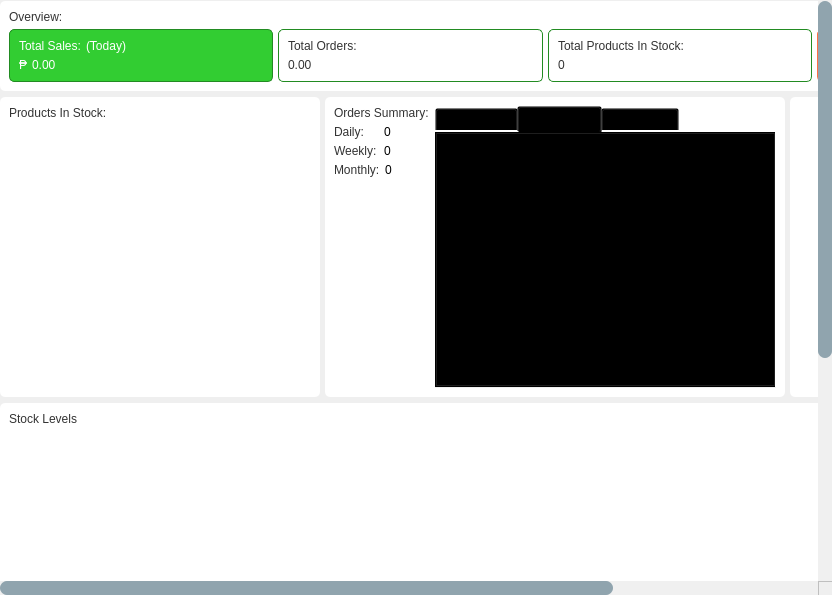
First picture: the form in app/src/ui/final_ui/dashboard.ui, repository Kazu0210/Inventory-System, before the edit.
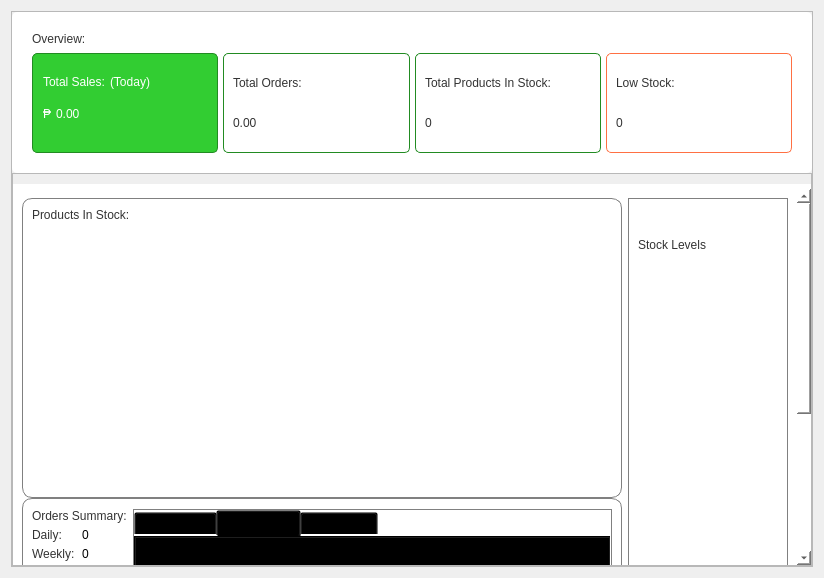
Second picture: the form after the edit.

Commit message: ui lang binago ko sa dashboard hahha

The edit to the form file:
```diff
--- a/app/src/ui/final_ui/dashboard.ui
+++ b/app/src/ui/final_ui/dashboard.ui
@@ -6,92 +6,26 @@
    <rect>
     <x>0</x>
     <y>0</y>
-    <width>832</width>
-    <height>595</height>
+    <width>824</width>
+    <height>578</height>
    </rect>
   </property>
   <property name="windowTitle">
    <string>Form</string>
   </property>
-  <property name="styleSheet">
-   <string notr="true">font: 10pt &quot;Noto Sans&quot;;</string>
-  </property>
   <layout class="QVBoxLayout" name="verticalLayout">
-   <property name="spacing">
-    <number>0</number>
-   </property>
-   <property name="leftMargin">
-    <number>0</number>
-   </property>
-   <property name="topMargin">
-    <number>1</number>
-   </property>
-   <property name="rightMargin">
-    <number>0</number>
-   </property>
-   <property name="bottomMargin">
-    <number>0</number>
-   </property>
    <item>
-    <widget class="QScrollArea" name="scrollArea">
-     <property name="styleSheet">
-      <string notr="true">
-*{
-border: none;
-}
-QScrollBar:hover{
- cursor: pointer;
-}
-            QScrollBar:vertical {
-                border: none;
-                background: #F0F0F0;
-                width: 14px;
-                margin: 0px 0px 0px 0px;
-            }
-            QScrollBar::handle:vertical {
-                background: #90A4AE;
-                border-radius: 7px;
-                min-height: 30px;
-            }
-            QScrollBar::add-line:vertical, QScrollBar::sub-line:vertical {
-                height: 0px;
-                background: none;
-            }
-            QScrollBar::add-page:vertical, QScrollBar::sub-page:vertical {
-                background: #F0F0F0;
-            }
-            QScrollBar:horizontal {
-                border: none;
-                background: #f0f0f0;
-                height: 14px;
-                margin: 0px 0px 0px 0px;
-            }
-            QScrollBar::handle:horizontal {
-                background: #90A4AE;
-                border-radius: 7px;
-                min-width: 14px;
-            }
-            QScrollBar::add-line:horizontal, QScrollBar::sub-line:horizontal {
-                width: 0px;
-                background: none;
-            }
-            QScrollBar::add-page:horizontal, QScrollBar::sub-page:horizontal {
-                background: #f0f0f0;
-            }</string>
+    <widget class="QFrame" name="frame">
+     <property name="frameShape">
+      <enum>QFrame::StyledPanel</enum>
      </property>
-     <property name="widgetResizable">
-      <bool>true</bool>
-     </property>
-     <widget class="QWidget" name="scrollAreaWidgetContents_2">
-      <property name="geometry">
-       <rect>
-        <x>0</x>
-        <y>0</y>
-        <width>1090</width>
-        <height>988</height>
-       </rect>
+     <property name="frameShadow">
+      <enum>QFrame::Raised</enum>
       </property>
       <layout class="QVBoxLayout" name="verticalLayout_2">
+      <property name="spacing">
+       <number>0</number>
+      </property>
        <property name="leftMargin">
         <number>0</number>
        </property>
@@ -104,8 +38,26 @@
        <property name="bottomMargin">
         <number>0</number>
        </property>
-       <item alignment="Qt::AlignTop">
-        <widget class="QFrame" name="frame_4">
+      <item>
+       <widget class="QFrame" name="frame_2">
+        <property name="styleSheet">
+         <string notr="true">#frame_2{
+background-color: #fff;
+border-radius: 5px;
+}
+*{
+background-color: transparent;
+}</string>
+        </property>
+        <property name="frameShape">
+         <enum>QFrame::StyledPanel</enum>
+        </property>
+        <property name="frameShadow">
+         <enum>QFrame::Raised</enum>
+        </property>
+        <layout class="QVBoxLayout" name="verticalLayout_7">
+         <item alignment="Qt::AlignVCenter">
+          <widget class="QFrame" name="frame_5">
          <property name="styleSheet">
           <string notr="true">#frame_4{
 background-color: #fff;
@@ -167,7 +119,7 @@
              <item>
               <widget class="QLabel" name="label_3">
                <property name="styleSheet">
-                <string notr="true">font: 63 12pt &quot;Noto Sans SemiBold&quot;;
+                  <string notr="true">font: 63 15pt &quot;Noto Sans SemiBold&quot;;
 color: #333333;</string>
                </property>
                <property name="text">
@@ -203,9 +155,15 @@
               <number>0</number>
              </property>
              <item alignment="Qt::AlignTop">
-              <widget class="QFrame" name="frame_5">
+                <widget class="QFrame" name="frame_7">
+                 <property name="minimumSize">
+                  <size>
+                   <width>0</width>
+                   <height>100</height>
+                  </size>
+                 </property>
                <property name="styleSheet">
-                <string notr="true">#frame_5{
+                  <string notr="true">#frame_7{
 background-color: #32CD32;
 border: 1px solid #228B22;
 border-radius: 5px;
@@ -337,9 +295,15 @@
               </widget>
              </item>
              <item alignment="Qt::AlignTop">
-              <widget class="QFrame" name="frame_7">
+                <widget class="QFrame" name="frame_8">
+                 <property name="minimumSize">
+                  <size>
+                   <width>0</width>
+                   <height>100</height>
+                  </size>
+                 </property>
                <property name="styleSheet">
-                <string notr="true">#frame_7{
+                  <string notr="true">#frame_8{
 background-color: #fff;
 border: 1px solid #228B22;
 border-radius: 5px;
@@ -394,9 +358,15 @@
               </widget>
              </item>
              <item alignment="Qt::AlignTop">
-              <widget class="QFrame" name="frame_8">
+                <widget class="QFrame" name="frame_9">
+                 <property name="minimumSize">
+                  <size>
+                   <width>0</width>
+                   <height>100</height>
+                  </size>
+                 </property>
                <property name="styleSheet">
-                <string notr="true">#frame_8{
+                  <string notr="true">#frame_9{
 background-color: #fff;
 border: 1px solid #228B22;
 border-radius: 5px;
@@ -451,9 +421,15 @@
               </widget>
              </item>
              <item alignment="Qt::AlignTop">
-              <widget class="QFrame" name="frame_9">
+                <widget class="QFrame" name="frame_11">
+                 <property name="minimumSize">
+                  <size>
+                   <width>0</width>
+                   <height>100</height>
+                  </size>
+                 </property>
                <property name="styleSheet">
-                <string notr="true">#frame_9{
+                  <string notr="true">#frame_11{
 background-color: #fff;
 border: 1px solid #FF7043;
 border-radius: 5px;
@@ -513,48 +489,140 @@
          </layout>
         </widget>
        </item>
-       <item alignment="Qt::AlignLeft">
-        <widget class="QFrame" name="frame_11">
+        </layout>
+       </widget>
+      </item>
+      <item>
+       <widget class="QFrame" name="frame_3">
+        <property name="styleSheet">
+         <string notr="true"/>
+        </property>
          <property name="frameShape">
           <enum>QFrame::StyledPanel</enum>
          </property>
          <property name="frameShadow">
           <enum>QFrame::Raised</enum>
          </property>
-         <layout class="QHBoxLayout" name="horizontalLayout_10">
+        <layout class="QHBoxLayout" name="horizontalLayout">
           <property name="spacing">
+          <number>0</number>
+         </property>
+         <property name="leftMargin">
+          <number>0</number>
+         </property>
+         <property name="topMargin">
+          <number>10</number>
+         </property>
+         <property name="rightMargin">
+          <number>0</number>
+         </property>
+         <property name="bottomMargin">
+          <number>0</number>
+         </property>
+         <item>
+          <widget class="QFrame" name="frame_4">
+           <property name="styleSheet">
+            <string notr="true">background-color:#ffffff;
+border:none;</string>
+           </property>
+           <property name="frameShape">
+            <enum>QFrame::StyledPanel</enum>
+           </property>
+           <property name="frameShadow">
+            <enum>QFrame::Raised</enum>
+           </property>
+           <layout class="QVBoxLayout" name="verticalLayout_10">
+            <property name="spacing">
+             <number>0</number>
+            </property>
+            <property name="leftMargin">
+             <number>0</number>
+            </property>
+            <property name="topMargin">
            <number>5</number>
           </property>
-          <property name="leftMargin">
-           <number>0</number>
-          </property>
-          <property name="topMargin">
-           <number>0</number>
-          </property>
           <property name="rightMargin">
            <number>0</number>
           </property>
           <property name="bottomMargin">
            <number>0</number>
           </property>
-          <item alignment="Qt::AlignLeft|Qt::AlignTop">
+            <item>
+             <widget class="QScrollArea" name="scrollArea">
+              <property name="styleSheet">
+               <string notr="true"/>
+              </property>
+              <property name="widgetResizable">
+               <bool>true</bool>
+              </property>
+              <widget class="QWidget" name="scrollAreaWidgetContents">
+               <property name="geometry">
+                <rect>
+                 <x>0</x>
+                 <y>0</y>
+                 <width>785</width>
+                 <height>618</height>
+                </rect>
+               </property>
+               <layout class="QHBoxLayout" name="horizontalLayout_2">
+                <item>
            <widget class="QFrame" name="frame_12">
             <property name="minimumSize">
              <size>
-              <width>320</width>
+                    <width>0</width>
+                    <height>0</height>
+                   </size>
+                  </property>
+                  <property name="maximumSize">
+                   <size>
+                    <width>600</width>
+                    <height>16777215</height>
+                   </size>
+                  </property>
+                  <property name="styleSheet">
+                   <string notr="true"/>
+                  </property>
+                  <property name="frameShape">
+                   <enum>QFrame::StyledPanel</enum>
+                  </property>
+                  <property name="frameShadow">
+                   <enum>QFrame::Raised</enum>
+                  </property>
+                  <layout class="QVBoxLayout" name="verticalLayout_16">
+                   <property name="spacing">
+                    <number>0</number>
+                   </property>
+                   <property name="leftMargin">
+                    <number>0</number>
+                   </property>
+                   <property name="topMargin">
+                    <number>0</number>
+                   </property>
+                   <property name="rightMargin">
+                    <number>0</number>
+                   </property>
+                   <property name="bottomMargin">
+                    <number>0</number>
+                   </property>
+                   <item>
+                    <widget class="QFrame" name="frame_14">
+                     <property name="minimumSize">
+                      <size>
+                       <width>500</width>
               <height>300</height>
              </size>
             </property>
             <property name="maximumSize">
              <size>
-              <width>400</width>
+                       <width>16777215</width>
               <height>16777215</height>
              </size>
             </property>
             <property name="styleSheet">
-             <string notr="true">#frame_12{
+                      <string notr="true">#frame_14{
 background-color: #fff;
-border-radius: 5px;
+border-radius: 10px;
+border:1px solid gray;
 }
 *{
 background-color: transparent;
@@ -566,14 +634,17 @@
             <property name="frameShadow">
              <enum>QFrame::Raised</enum>
             </property>
-            <layout class="QVBoxLayout" name="verticalLayout_7">
+                     <layout class="QVBoxLayout" name="verticalLayout_9">
              <property name="spacing">
               <number>5</number>
              </property>
+                      <property name="bottomMargin">
+                       <number>9</number>
+                      </property>
              <item alignment="Qt::AlignTop">
               <widget class="QLabel" name="label_11">
                <property name="styleSheet">
-                <string notr="true">font: 63 12pt &quot;Noto Sans SemiBold&quot;;
+                         <string notr="true">font: 75 14pt &quot;MS Shell Dlg 2&quot;;
 color: #333333;</string>
                </property>
                <property name="text">
@@ -647,8 +718,8 @@
                  <rect>
                   <x>0</x>
                   <y>0</y>
-                  <width>302</width>
-                  <height>253</height>
+                           <width>580</width>
+                           <height>252</height>
                  </rect>
                 </property>
                </widget>
@@ -657,8 +728,8 @@
             </layout>
            </widget>
           </item>
-          <item alignment="Qt::AlignTop">
-           <widget class="QFrame" name="frame_13">
+                   <item>
+                    <widget class="QFrame" name="frame_15">
             <property name="sizePolicy">
              <sizepolicy hsizetype="Preferred" vsizetype="Expanding">
               <horstretch>0</horstretch>
@@ -673,14 +744,15 @@
             </property>
             <property name="maximumSize">
              <size>
-              <width>500</width>
+                       <width>600</width>
               <height>300</height>
              </size>
             </property>
             <property name="styleSheet">
-             <string notr="true">#frame_13{
+                      <string notr="true">#frame_15{
 background-color: #fff;
-border-radius: 5px;
+border-radius: 10px;
+border:1px solid gray;
 }</string>
             </property>
             <property name="frameShape">
@@ -690,6 +762,9 @@
              <enum>QFrame::Raised</enum>
             </property>
             <layout class="QHBoxLayout" name="horizontalLayout_9">
+                      <property name="topMargin">
+                       <number>10</number>
+                      </property>
              <item alignment="Qt::AlignTop">
               <widget class="QFrame" name="frame_17">
                <property name="styleSheet">
@@ -703,7 +778,7 @@
                <property name="frameShadow">
                 <enum>QFrame::Raised</enum>
                </property>
-               <layout class="QVBoxLayout" name="verticalLayout_10">
+                        <layout class="QVBoxLayout" name="verticalLayout_11">
                 <property name="spacing">
                  <number>5</number>
                 </property>
@@ -722,7 +797,7 @@
                 <item alignment="Qt::AlignTop">
                  <widget class="QLabel" name="label_12">
                   <property name="styleSheet">
-                   <string notr="true">font: 63 12pt &quot;Noto Sans SemiBold&quot;;
+                            <string notr="true">font: 75 14pt &quot;MS Shell Dlg 2&quot;;
 color: #333333;</string>
                   </property>
                   <property name="text">
@@ -731,7 +806,7 @@
                  </widget>
                 </item>
                 <item>
-                 <widget class="QFrame" name="frame_14">
+                          <widget class="QFrame" name="frame_16">
                   <property name="frameShape">
                    <enum>QFrame::StyledPanel</enum>
                   </property>
@@ -779,7 +854,7 @@
                  </widget>
                 </item>
                 <item>
-                 <widget class="QFrame" name="frame_15">
+                          <widget class="QFrame" name="frame_18">
                   <property name="frameShape">
                    <enum>QFrame::StyledPanel</enum>
                   </property>
@@ -824,7 +899,7 @@
                  </widget>
                 </item>
                 <item>
-                 <widget class="QFrame" name="frame_16">
+                          <widget class="QFrame" name="frame_19">
                   <property name="frameShape">
                    <enum>QFrame::StyledPanel</enum>
                   </property>
@@ -872,14 +947,19 @@
               </widget>
              </item>
              <item>
-              <widget class="QFrame" name="frame_18">
+                       <widget class="QFrame" name="frame_20">
+                        <property name="styleSheet">
+                         <string notr="true">#frame_20{
+border:1px solid gray;
+}</string>
+                        </property>
                <property name="frameShape">
                 <enum>QFrame::StyledPanel</enum>
                </property>
                <property name="frameShadow">
                 <enum>QFrame::Raised</enum>
                </property>
-               <layout class="QVBoxLayout" name="verticalLayout_9">
+                        <layout class="QVBoxLayout" name="verticalLayout_12">
                 <property name="spacing">
                  <number>5</number>
                 </property>
@@ -906,6 +986,7 @@
                   <property name="styleSheet">
                    <string notr="true">background-color: transparent;
 color: #000;
+
 </string>
                   </property>
                   <property name="currentIndex">
@@ -915,7 +996,7 @@
                    <attribute name="title">
                     <string>Completed</string>
                    </attribute>
-                   <layout class="QVBoxLayout" name="verticalLayout_11">
+                            <layout class="QVBoxLayout" name="verticalLayout_13">
                     <item>
                      <widget class="QListWidget" name="completed_order_listWidget"/>
                     </item>
@@ -925,7 +1006,7 @@
                    <attribute name="title">
                     <string>Processing</string>
                    </attribute>
-                   <layout class="QVBoxLayout" name="verticalLayout_12">
+                            <layout class="QVBoxLayout" name="verticalLayout_14">
                     <item>
                      <widget class="QListWidget" name="pending_order_listWidget">
                       <property name="styleSheet">
@@ -940,7 +1021,7 @@
                    <attribute name="title">
                     <string>Cancelled</string>
                    </attribute>
-                   <layout class="QVBoxLayout" name="verticalLayout_13">
+                            <layout class="QVBoxLayout" name="verticalLayout_15">
                     <item>
                      <widget class="QListWidget" name="cancelled_order_listWidget"/>
                     </item>
@@ -954,70 +1035,15 @@
             </layout>
            </widget>
           </item>
-          <item alignment="Qt::AlignTop">
-           <widget class="QFrame" name="frame_19">
-            <property name="minimumSize">
-             <size>
-              <width>300</width>
-              <height>300</height>
-             </size>
-            </property>
-            <property name="maximumSize">
-             <size>
-              <width>16777215</width>
-              <height>300</height>
-             </size>
-            </property>
-            <property name="styleSheet">
-             <string notr="true">#frame_19{
-background-color: #fff;
-border-radius: 5px;
-}</string>
-            </property>
-            <property name="frameShape">
-             <enum>QFrame::StyledPanel</enum>
-            </property>
-            <property name="frameShadow">
-             <enum>QFrame::Raised</enum>
-            </property>
-           </widget>
-          </item>
          </layout>
         </widget>
        </item>
        <item>
-        <widget class="QFrame" name="frame_20">
-         <property name="frameShape">
-          <enum>QFrame::StyledPanel</enum>
-         </property>
-         <property name="frameShadow">
-          <enum>QFrame::Raised</enum>
-         </property>
-         <layout class="QHBoxLayout" name="horizontalLayout_11">
-          <property name="spacing">
-           <number>5</number>
-          </property>
-          <property name="leftMargin">
-           <number>0</number>
-          </property>
-          <property name="topMargin">
-           <number>0</number>
-          </property>
-          <property name="rightMargin">
-           <number>0</number>
-          </property>
-          <property name="bottomMargin">
-           <number>0</number>
-          </property>
-          <item>
-           <widget class="QFrame" name="frame_21">
+                 <widget class="QFrame" name="frame_13">
             <property name="styleSheet">
-             <string notr="true">#frame_21{
-background-color: #fff;
-border-radius: 5px;
-}
-*{
-background-color: transparent;
+                   <string notr="true">#frame_13{
+background-color:rgb(255, 255, 255);
+border:1px solid gray;
 }</string>
             </property>
             <property name="frameShape">
@@ -1026,11 +1052,11 @@
             <property name="frameShadow">
              <enum>QFrame::Raised</enum>
             </property>
-            <layout class="QVBoxLayout" name="verticalLayout_14">
+                  <layout class="QVBoxLayout" name="verticalLayout_17">
              <item>
               <widget class="QLabel" name="label_20">
                <property name="styleSheet">
-                <string notr="true">font: 63 12pt &quot;Noto Sans SemiBold&quot;;
+                      <string notr="true">font: 75 14pt &quot;MS Shell Dlg 2&quot;;
 color: #333333;</string>
                </property>
                <property name="text">
@@ -1059,12 +1085,15 @@
           </item>
          </layout>
         </widget>
-       </item>
-      </layout>
-      <zorder>frame_11</zorder>
-      <zorder>frame_4</zorder>
-      <zorder>frame_20</zorder>
-     </widget>
+             </widget>
+            </item>
+           </layout>
+          </widget>
+         </item>
+        </layout>
+       </widget>
+      </item>
+     </layout>
     </widget>
    </item>
   </layout>
```
Lines whose indentation alone changed are shown as unchanged. The commit also changes 42 other files.
